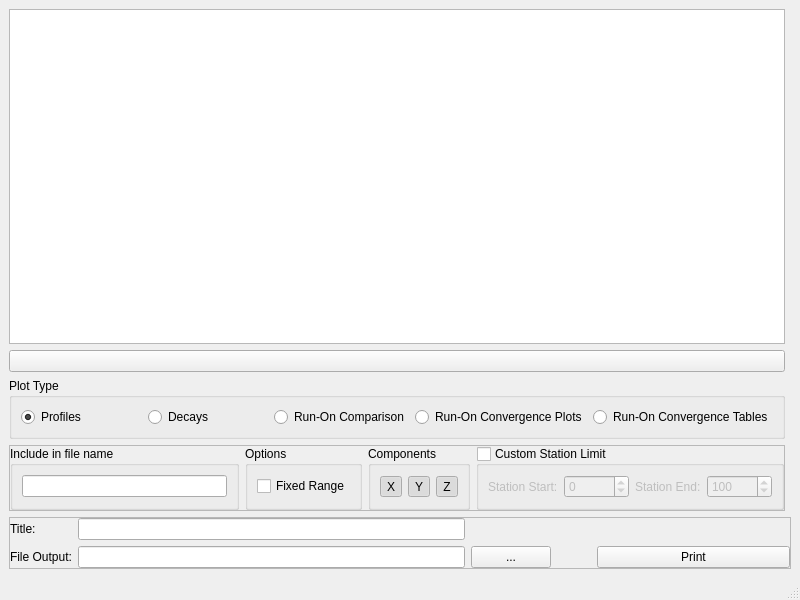
This is src/ui/test_runner.ui in Crone-Geophysics/IRAP_Modelling as Qt 5 draws it before an edit. The edited form follows.
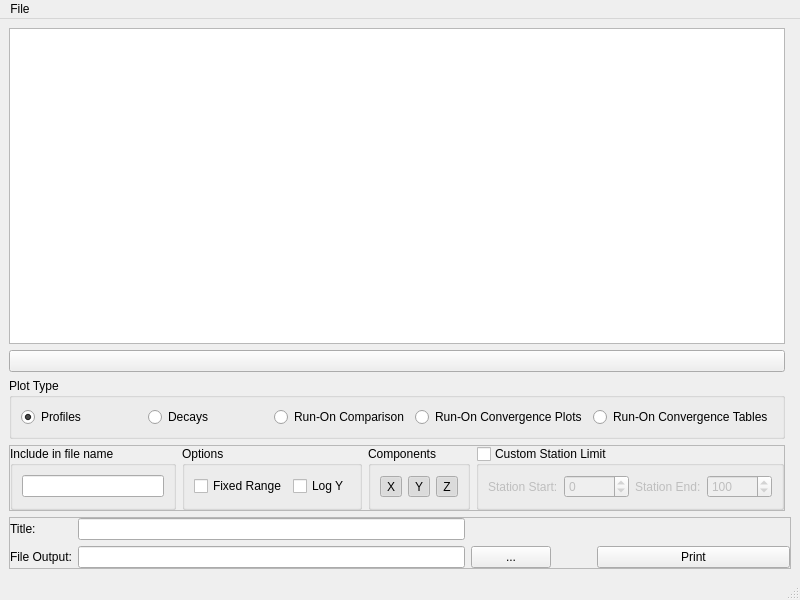
This is the edited form. Icons and pictures are not drawn.

Patch:
```diff
--- a/src/ui/test_runner.ui
+++ b/src/ui/test_runner.ui
@@ -89,6 +89,13 @@
             </property>
            </widget>
           </item>
+          <item>
+           <widget class="QCheckBox" name="log_y_cbox">
+            <property name="text">
+             <string>Log Y</string>
+            </property>
+           </widget>
+          </item>
          </layout>
         </widget>
        </item>
@@ -342,6 +349,13 @@
      <height>21</height>
     </rect>
    </property>
+   <widget class="QMenu" name="menuFile">
+    <property name="title">
+     <string>File</string>
+    </property>
+    <addaction name="actionConvert_Peter_File"/>
+   </widget>
+   <addaction name="menuFile"/>
   </widget>
   <widget class="QStatusBar" name="statusbar"/>
  </widget>
```
Left out of the diff: 5 changed lines with no effect on the pictures.
